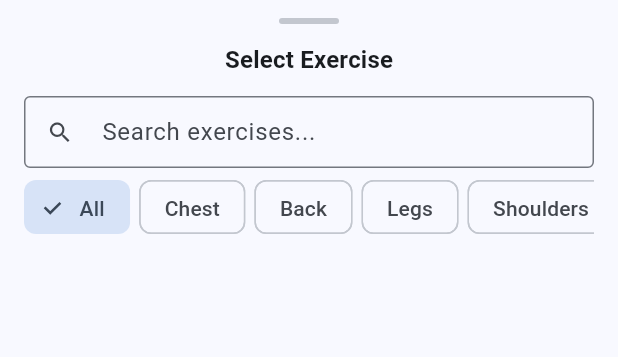
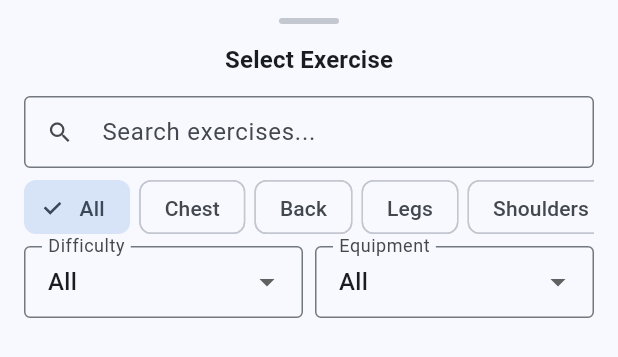
Before and after one commit to Phyvlik/project_01_fitness_tracker, a Flutter app: the _ExercisePickerSheet widget shown alone on an empty page, opened directly with empty values, on a phone screen of 412 x 824 dp. Shown: the top 357 px of the screen. Run offline on Flutter 3.47's test engine with Material 3 defaults, Android fonts, the light colour scheme and no system bars; our stand-ins replace fl_chart, shared_preferences, sqflite; accounts and stored records are empty.

Commit message:
Add advanced exercise filters by difficulty and equipment

```diff
--- a/lib/screens/add_workout_screen.dart
+++ b/lib/screens/add_workout_screen.dart
@@ -464,18 +464,26 @@ class _ExercisePickerSheet extends StatefulWidget {
 class _ExercisePickerSheetState extends State<_ExercisePickerSheet> {
   String _search = '';
   String _filterCategory = '';
+  String _filterDifficulty = '';
+  String _filterEquipment = '';
 
   List<Exercise> get _filtered => widget.exercises.where((e) {
     final matchSearch =
         _search.isEmpty || e.name.toLowerCase().contains(_search.toLowerCase());
     final matchCat = _filterCategory.isEmpty || e.category == _filterCategory;
-    return matchSearch && matchCat;
+    final matchDifficulty =
+        _filterDifficulty.isEmpty || e.difficulty == _filterDifficulty;
+    final matchEquipment =
+        _filterEquipment.isEmpty || e.equipment == _filterEquipment;
+    return matchSearch && matchCat && matchDifficulty && matchEquipment;
   }).toList();
 
   @override
   Widget build(BuildContext context) {
     final theme = Theme.of(context);
     final categories = ['', ...Exercise.categories];
+    final difficulties = ['', ...Exercise.difficulties];
+    final equipment = ['', ...Exercise.equipmentOptions];
 
     return DraggableScrollableSheet(
       expand: false,
@@ -534,6 +542,52 @@ class _ExercisePickerSheetState extends State<_ExercisePickerSheet> {
               ),
             ),
             const SizedBox(height: 8),
+            Row(
+              children: [
+                Expanded(
+                  child: DropdownButtonFormField<String>(
+                    value: _filterDifficulty,
+                    decoration: const InputDecoration(
+                      labelText: 'Difficulty',
+                      border: OutlineInputBorder(),
+                      isDense: true,
+                    ),
+                    items: difficulties
+                        .map(
+                          (d) => DropdownMenuItem<String>(
+                            value: d,
+                            child: Text(d.isEmpty ? 'All' : d),
+                          ),
+                        )
+                        .toList(),
+                    onChanged: (v) =>
+                        setState(() => _filterDifficulty = v ?? ''),
+                  ),
+                ),
+                const SizedBox(width: 8),
+                Expanded(
+                  child: DropdownButtonFormField<String>(
+                    value: _filterEquipment,
+                    decoration: const InputDecoration(
+                      labelText: 'Equipment',
+                      border: OutlineInputBorder(),
+                      isDense: true,
+                    ),
+                    items: equipment
+                        .map(
+                          (e) => DropdownMenuItem<String>(
+                            value: e,
+                            child: Text(e.isEmpty ? 'All' : e),
+                          ),
+                        )
+                        .toList(),
+                    onChanged: (v) =>
+                        setState(() => _filterEquipment = v ?? ''),
+                  ),
+                ),
+              ],
+            ),
+            const SizedBox(height: 8),
             // Exercise list
             Expanded(
               child: ListView.builder(
```
